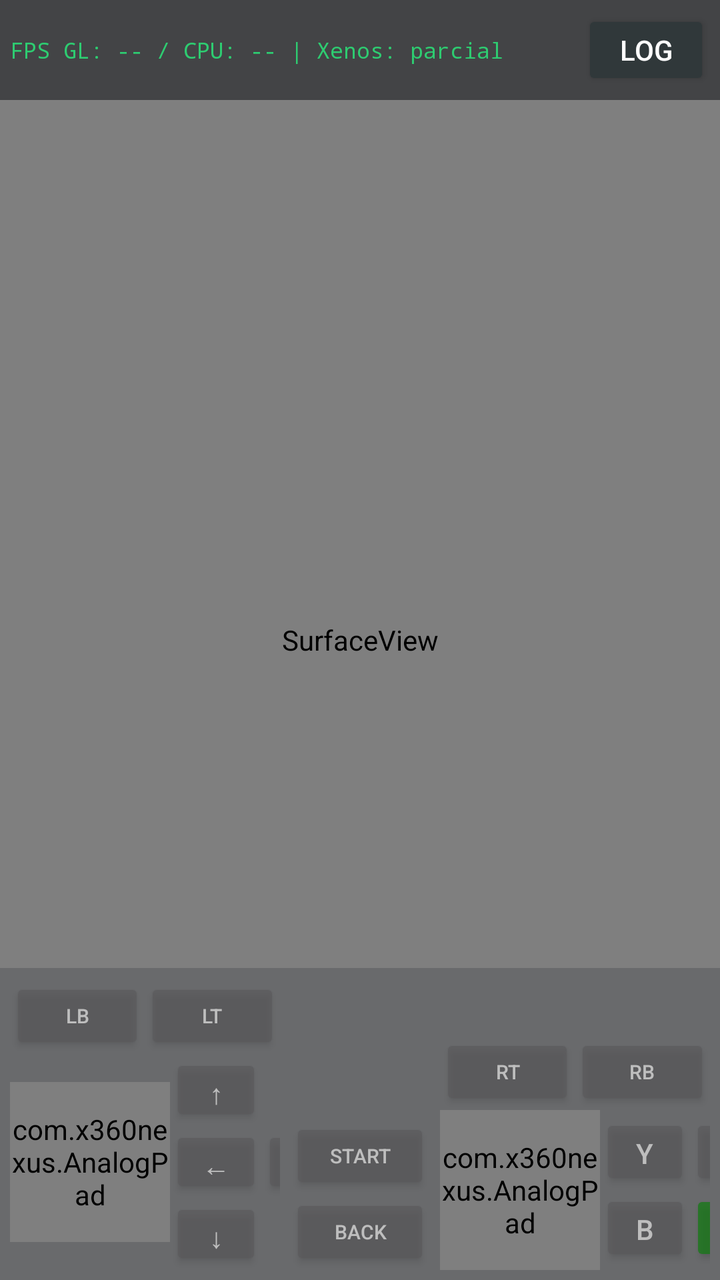
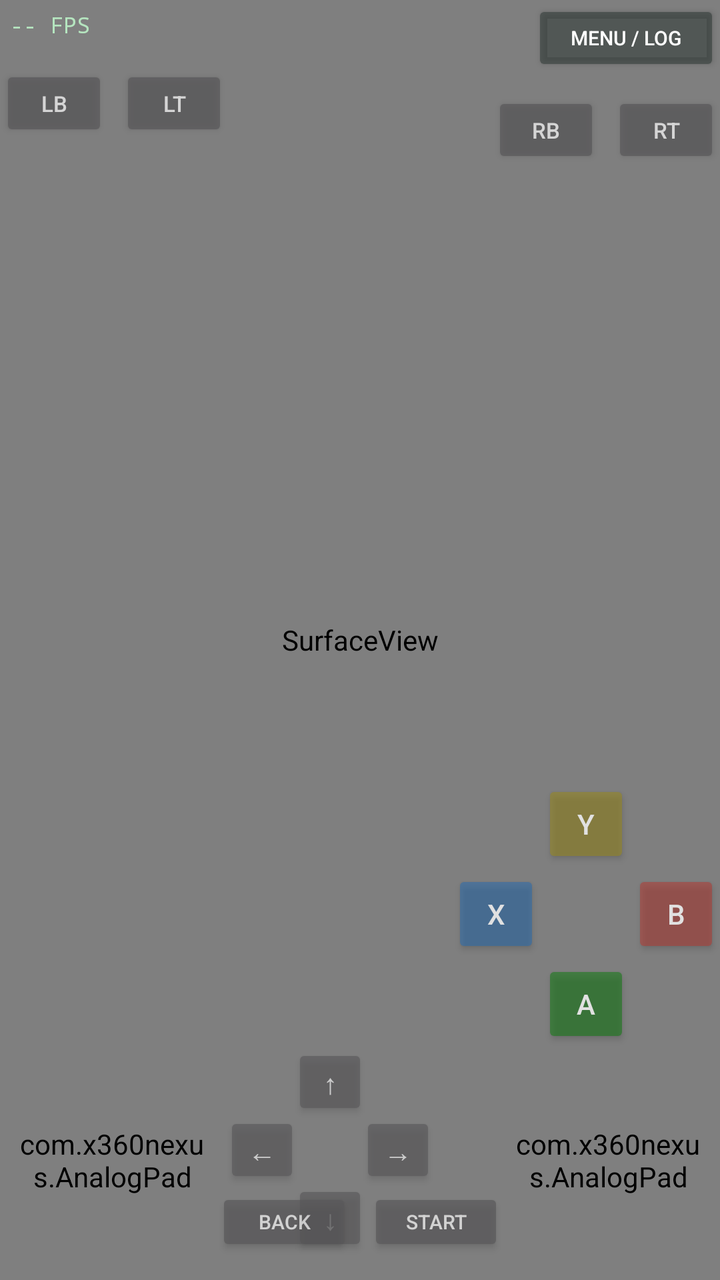

The first picture is an Android layout as it rendered before a commit; the second is the same layout after the commit. The layout source and the unified diff follow.
<!-- AndroidManifest.xml: application theme android:Theme.Material.NoActionBar -->
<!-- res/layout/activity_game.xml -->
<?xml version="1.0" encoding="utf-8"?>
<FrameLayout xmlns:android="http://schemas.android.com/apk/res/android"
    android:id="@+id/gameOverlay" android:layout_width="match_parent" android:layout_height="match_parent"
    android:background="#0D0E12" android:keepScreenOn="true">
    <SurfaceView android:id="@+id/gameSurface" android:layout_width="match_parent" android:layout_height="match_parent" />
    <LinearLayout android:layout_width="match_parent" android:layout_height="wrap_content"
        android:layout_gravity="top" android:orientation="horizontal" android:gravity="center_vertical"
        android:background="#88101215" android:padding="5dp">
        <TextView android:id="@+id/gameFps" android:layout_width="0dp" android:layout_weight="1"
            android:layout_height="wrap_content" android:text="FPS GL: -- / CPU: -- | Xenos: parcial"
            android:fontFamily="monospace" android:textSize="11sp" android:textColor="#2ECC71" />
        <Button android:id="@+id/gameMenu" android:layout_width="64dp" android:layout_height="40dp"
            android:text="LOG" android:textColor="#FFFFFF" android:backgroundTint="#30383A" />
    </LinearLayout>
    <LinearLayout android:layout_width="match_parent" android:layout_height="wrap_content" android:layout_gravity="bottom"
        android:gravity="bottom|center_horizontal" android:orientation="horizontal" android:padding="5dp"
        android:background="#33101820">
        <LinearLayout android:layout_width="0dp" android:layout_weight="1" android:layout_height="wrap_content" android:orientation="vertical">
            <LinearLayout android:layout_width="match_parent" android:layout_height="wrap_content">
                <Button android:id="@+id/gameLB" android:layout_width="0dp" android:layout_weight="1" android:layout_height="38dp" android:text="LB" android:textSize="10sp" android:alpha="0.6" />
                <Button android:id="@+id/gameLT" android:layout_width="0dp" android:layout_weight="1" android:layout_height="38dp" android:text="LT" android:textSize="10sp" android:alpha="0.6" />
            </LinearLayout>
            <LinearLayout android:layout_width="match_parent" android:layout_height="wrap_content" android:gravity="center_vertical">
                <com.x360nexus.AnalogPad android:id="@+id/gameLeftStick" android:layout_width="80dp" android:layout_height="80dp" />
                <LinearLayout android:layout_width="wrap_content" android:layout_height="wrap_content" android:orientation="vertical">
                    <Button android:id="@+id/gameUp" android:layout_width="46dp" android:layout_height="36dp" android:text="↑" android:alpha="0.6" />
                    <LinearLayout android:layout_width="wrap_content" android:layout_height="wrap_content">
                        <Button android:id="@+id/gameLeft" android:layout_width="46dp" android:layout_height="36dp" android:text="←" android:alpha="0.6" />
                        <Button android:id="@+id/gameRight" android:layout_width="46dp" android:layout_height="36dp" android:text="→" android:alpha="0.6" />
                    </LinearLayout>
                    <Button android:id="@+id/gameDown" android:layout_width="46dp" android:layout_height="36dp" android:text="↓" android:alpha="0.6" />
                </LinearLayout>
            </LinearLayout>
        </LinearLayout>
        <LinearLayout android:layout_width="wrap_content" android:layout_height="wrap_content" android:orientation="vertical"
            android:paddingLeft="5dp" android:paddingRight="5dp">
            <Button android:id="@+id/gameStart" android:layout_width="70dp" android:layout_height="38dp" android:text="Start" android:textSize="10sp" android:alpha="0.6" />
            <Button android:id="@+id/gameBack" android:layout_width="70dp" android:layout_height="38dp" android:text="Back" android:textSize="10sp" android:alpha="0.6" />
        </LinearLayout>
        <LinearLayout android:layout_width="0dp" android:layout_weight="1" android:layout_height="wrap_content" android:orientation="vertical">
            <LinearLayout android:layout_width="match_parent" android:layout_height="wrap_content">
                <Button android:id="@+id/gameRT" android:layout_width="0dp" android:layout_weight="1" android:layout_height="38dp" android:text="RT" android:textSize="10sp" android:alpha="0.6" />
                <Button android:id="@+id/gameRB" android:layout_width="0dp" android:layout_weight="1" android:layout_height="38dp" android:text="RB" android:textSize="10sp" android:alpha="0.6" />
            </LinearLayout>
            <LinearLayout android:layout_width="match_parent" android:layout_height="wrap_content" android:gravity="center_vertical">
                <com.x360nexus.AnalogPad android:id="@+id/gameRightStick" android:layout_width="80dp" android:layout_height="80dp" />
                <LinearLayout android:layout_width="wrap_content" android:layout_height="wrap_content" android:orientation="vertical">
                    <LinearLayout android:layout_width="wrap_content" android:layout_height="wrap_content">
                        <Button android:id="@+id/gameY" android:layout_width="45dp" android:layout_height="38dp" android:text="Y" android:alpha="0.6" />
                        <Button android:id="@+id/gameX" android:layout_width="45dp" android:layout_height="38dp" android:text="X" android:alpha="0.6" />
                    </LinearLayout>
                    <LinearLayout android:layout_width="wrap_content" android:layout_height="wrap_content">
                        <Button android:id="@+id/gameB" android:layout_width="45dp" android:layout_height="38dp" android:text="B" android:alpha="0.6" />
                        <Button android:id="@+id/gameA" android:layout_width="45dp" android:layout_height="38dp" android:text="A" android:backgroundTint="#107C10" android:alpha="0.7" />
                    </LinearLayout>
                </LinearLayout>
            </LinearLayout>
        </LinearLayout>
    </LinearLayout>
    <LinearLayout android:id="@+id/gameConsolePanel" android:layout_width="match_parent" android:layout_height="210dp"
        android:layout_gravity="center" android:padding="8dp" android:orientation="vertical" android:visibility="gone" android:background="#EE181A20">
        <LinearLayout android:layout_width="match_parent" android:layout_height="wrap_content" android:orientation="horizontal">
            <Button android:id="@+id/gameCloseLog" android:layout_width="0dp" android:layout_weight="1" android:layout_height="44dp" android:text="FECHAR LOG" android:textSize="11sp" />
            <Button android:id="@+id/gameExit" android:layout_width="0dp" android:layout_weight="1" android:layout_height="44dp" android:text="SAIR DO JOGO" android:textSize="11sp" />
        </LinearLayout>
        <ScrollView android:layout_width="match_parent" android:layout_height="match_parent">
            <TextView android:id="@+id/gameConsole" android:layout_width="match_parent" android:layout_height="wrap_content"
                android:textColor="#BBEFC7" android:textSize="11sp" android:fontFamily="monospace" android:textIsSelectable="true" />
        </ScrollView>
    </LinearLayout>
</FrameLayout>
<!-- resources referenced by this layout -->
<resources>

</resources>

<!-- the commit's change to res/layout/activity_game.xml (unified diff, before → after) -->
@@ -1,71 +1,119 @@
 <?xml version="1.0" encoding="utf-8"?>
 <FrameLayout xmlns:android="http://schemas.android.com/apk/res/android"
+    xmlns:app="http://schemas.android.com/apk/res-auto"
     android:id="@+id/gameOverlay" android:layout_width="match_parent" android:layout_height="match_parent"
     android:background="#0D0E12" android:keepScreenOn="true">
-    <SurfaceView android:id="@+id/gameSurface" android:layout_width="match_parent" android:layout_height="match_parent" />
-    <LinearLayout android:layout_width="match_parent" android:layout_height="wrap_content"
-        android:layout_gravity="top" android:orientation="horizontal" android:gravity="center_vertical"
-        android:background="#88101215" android:padding="5dp">
-        <TextView android:id="@+id/gameFps" android:layout_width="0dp" android:layout_weight="1"
-            android:layout_height="wrap_content" android:text="FPS GL: -- / CPU: -- | Xenos: parcial"
-            android:fontFamily="monospace" android:textSize="11sp" android:textColor="#2ECC71" />
-        <Button android:id="@+id/gameMenu" android:layout_width="64dp" android:layout_height="40dp"
-            android:text="LOG" android:textColor="#FFFFFF" android:backgroundTint="#30383A" />
-    </LinearLayout>
-    <LinearLayout android:layout_width="match_parent" android:layout_height="wrap_content" android:layout_gravity="bottom"
-        android:gravity="bottom|center_horizontal" android:orientation="horizontal" android:padding="5dp"
-        android:background="#33101820">
-        <LinearLayout android:layout_width="0dp" android:layout_weight="1" android:layout_height="wrap_content" android:orientation="vertical">
-            <LinearLayout android:layout_width="match_parent" android:layout_height="wrap_content">
-                <Button android:id="@+id/gameLB" android:layout_width="0dp" android:layout_weight="1" android:layout_height="38dp" android:text="LB" android:textSize="10sp" android:alpha="0.6" />
-                <Button android:id="@+id/gameLT" android:layout_width="0dp" android:layout_weight="1" android:layout_height="38dp" android:text="LT" android:textSize="10sp" android:alpha="0.6" />
-            </LinearLayout>
-            <LinearLayout android:layout_width="match_parent" android:layout_height="wrap_content" android:gravity="center_vertical">
-                <com.x360nexus.AnalogPad android:id="@+id/gameLeftStick" android:layout_width="80dp" android:layout_height="80dp" />
-                <LinearLayout android:layout_width="wrap_content" android:layout_height="wrap_content" android:orientation="vertical">
-                    <Button android:id="@+id/gameUp" android:layout_width="46dp" android:layout_height="36dp" android:text="↑" android:alpha="0.6" />
-                    <LinearLayout android:layout_width="wrap_content" android:layout_height="wrap_content">
-                        <Button android:id="@+id/gameLeft" android:layout_width="46dp" android:layout_height="36dp" android:text="←" android:alpha="0.6" />
-                        <Button android:id="@+id/gameRight" android:layout_width="46dp" android:layout_height="36dp" android:text="→" android:alpha="0.6" />
-                    </LinearLayout>
-                    <Button android:id="@+id/gameDown" android:layout_width="46dp" android:layout_height="36dp" android:text="↓" android:alpha="0.6" />
-                </LinearLayout>
-            </LinearLayout>
-        </LinearLayout>
-        <LinearLayout android:layout_width="wrap_content" android:layout_height="wrap_content" android:orientation="vertical"
-            android:paddingLeft="5dp" android:paddingRight="5dp">
-            <Button android:id="@+id/gameStart" android:layout_width="70dp" android:layout_height="38dp" android:text="Start" android:textSize="10sp" android:alpha="0.6" />
-            <Button android:id="@+id/gameBack" android:layout_width="70dp" android:layout_height="38dp" android:text="Back" android:textSize="10sp" android:alpha="0.6" />
-        </LinearLayout>
-        <LinearLayout android:layout_width="0dp" android:layout_weight="1" android:layout_height="wrap_content" android:orientation="vertical">
-            <LinearLayout android:layout_width="match_parent" android:layout_height="wrap_content">
-                <Button android:id="@+id/gameRT" android:layout_width="0dp" android:layout_weight="1" android:layout_height="38dp" android:text="RT" android:textSize="10sp" android:alpha="0.6" />
-                <Button android:id="@+id/gameRB" android:layout_width="0dp" android:layout_weight="1" android:layout_height="38dp" android:text="RB" android:textSize="10sp" android:alpha="0.6" />
-            </LinearLayout>
-            <LinearLayout android:layout_width="match_parent" android:layout_height="wrap_content" android:gravity="center_vertical">
-                <com.x360nexus.AnalogPad android:id="@+id/gameRightStick" android:layout_width="80dp" android:layout_height="80dp" />
-                <LinearLayout android:layout_width="wrap_content" android:layout_height="wrap_content" android:orientation="vertical">
-                    <LinearLayout android:layout_width="wrap_content" android:layout_height="wrap_content">
-                        <Button android:id="@+id/gameY" android:layout_width="45dp" android:layout_height="38dp" android:text="Y" android:alpha="0.6" />
-                        <Button android:id="@+id/gameX" android:layout_width="45dp" android:layout_height="38dp" android:text="X" android:alpha="0.6" />
-                    </LinearLayout>
-                    <LinearLayout android:layout_width="wrap_content" android:layout_height="wrap_content">
-                        <Button android:id="@+id/gameB" android:layout_width="45dp" android:layout_height="38dp" android:text="B" android:alpha="0.6" />
-                        <Button android:id="@+id/gameA" android:layout_width="45dp" android:layout_height="38dp" android:text="A" android:backgroundTint="#107C10" android:alpha="0.7" />
-                    </LinearLayout>
-                </LinearLayout>
-            </LinearLayout>
-        </LinearLayout>
-    </LinearLayout>
-    <LinearLayout android:id="@+id/gameConsolePanel" android:layout_width="match_parent" android:layout_height="210dp"
-        android:layout_gravity="center" android:padding="8dp" android:orientation="vertical" android:visibility="gone" android:background="#EE181A20">
-        <LinearLayout android:layout_width="match_parent" android:layout_height="wrap_content" android:orientation="horizontal">
-            <Button android:id="@+id/gameCloseLog" android:layout_width="0dp" android:layout_weight="1" android:layout_height="44dp" android:text="FECHAR LOG" android:textSize="11sp" />
-            <Button android:id="@+id/gameExit" android:layout_width="0dp" android:layout_weight="1" android:layout_height="44dp" android:text="SAIR DO JOGO" android:textSize="11sp" />
+    <SurfaceView android:id="@+id/gameSurface" android:layout_width="match_parent"
+        android:layout_height="match_parent" />
+    <androidx.constraintlayout.widget.ConstraintLayout
+        android:id="@+id/gameControls" android:layout_width="match_parent"
+        android:layout_height="match_parent" android:clipChildren="false">
+        <TextView android:id="@+id/gameFps" android:layout_width="wrap_content"
+            android:layout_height="wrap_content" android:text="-- FPS"
+            android:textSize="11sp" android:fontFamily="monospace"
+            android:textColor="#B5E5BF" android:padding="5dp"
+            app:layout_constraintStart_toStartOf="parent" app:layout_constraintTop_toTopOf="parent" />
+        <Button android:id="@+id/gameMenu" android:layout_width="94dp" android:layout_height="38dp"
+            android:text="MENU / LOG" android:textSize="10sp" android:textColor="#FFFFFF"
+            android:backgroundTint="#99323C39" android:minHeight="0dp" android:minWidth="0dp"
+            app:layout_constraintTop_toTopOf="parent" app:layout_constraintEnd_toEndOf="parent" />
+        <Button android:id="@+id/gameLB" android:layout_width="54dp" android:layout_height="38dp"
+            android:text="LB" android:textSize="11sp" android:alpha="0.72" android:minHeight="0dp"
+            app:layout_constraintStart_toStartOf="parent" app:layout_constraintTop_toBottomOf="@id/gameFps"
+            android:layout_marginTop="8dp" />
+        <Button android:id="@+id/gameLT" android:layout_width="54dp" android:layout_height="38dp"
+            android:text="LT" android:textSize="11sp" android:alpha="0.72" android:minHeight="0dp"
+            android:layout_marginStart="6dp" app:layout_constraintStart_toEndOf="@id/gameLB"
+            app:layout_constraintTop_toTopOf="@id/gameLB" />
+        <Button android:id="@+id/gameRT" android:layout_width="54dp" android:layout_height="38dp"
+            android:text="RT" android:textSize="11sp" android:alpha="0.72" android:minHeight="0dp"
+            app:layout_constraintEnd_toEndOf="parent" app:layout_constraintTop_toBottomOf="@id/gameMenu"
+            android:layout_marginTop="8dp" />
+        <Button android:id="@+id/gameRB" android:layout_width="54dp" android:layout_height="38dp"
+            android:text="RB" android:textSize="11sp" android:alpha="0.72" android:minHeight="0dp"
+            android:layout_marginEnd="6dp" app:layout_constraintEnd_toStartOf="@id/gameRT"
+            app:layout_constraintTop_toTopOf="@id/gameRT" />
+        <com.x360nexus.AnalogPad android:id="@+id/gameLeftStick"
+            android:layout_width="96dp" android:layout_height="96dp"
+            android:layout_marginStart="8dp" android:layout_marginBottom="12dp"
+            app:layout_constraintStart_toStartOf="parent" app:layout_constraintBottom_toBottomOf="parent" />
+        <androidx.constraintlayout.widget.ConstraintLayout
+            android:id="@+id/gameDpad" android:layout_width="106dp" android:layout_height="106dp"
+            android:layout_marginStart="8dp" app:layout_constraintStart_toEndOf="@id/gameLeftStick"
+            app:layout_constraintBottom_toBottomOf="@id/gameLeftStick">
+            <Button android:id="@+id/gameUp" android:layout_width="38dp" android:layout_height="38dp"
+                android:text="↑" android:alpha="0.65" android:minWidth="0dp" android:minHeight="0dp"
+                app:layout_constraintTop_toTopOf="parent" app:layout_constraintStart_toStartOf="parent"
+                app:layout_constraintEnd_toEndOf="parent" />
+            <Button android:id="@+id/gameLeft" android:layout_width="38dp" android:layout_height="38dp"
+                android:text="←" android:alpha="0.65" android:minWidth="0dp" android:minHeight="0dp"
+                app:layout_constraintStart_toStartOf="parent" app:layout_constraintTop_toTopOf="parent"
+                app:layout_constraintBottom_toBottomOf="parent" />
+            <Button android:id="@+id/gameRight" android:layout_width="38dp" android:layout_height="38dp"
+                android:text="→" android:alpha="0.65" android:minWidth="0dp" android:minHeight="0dp"
+                app:layout_constraintEnd_toEndOf="parent" app:layout_constraintTop_toTopOf="parent"
+                app:layout_constraintBottom_toBottomOf="parent" />
+            <Button android:id="@+id/gameDown" android:layout_width="38dp" android:layout_height="38dp"
+                android:text="↓" android:alpha="0.65" android:minWidth="0dp" android:minHeight="0dp"
+                app:layout_constraintBottom_toBottomOf="parent" app:layout_constraintStart_toStartOf="parent"
+                app:layout_constraintEnd_toEndOf="parent" />
+        </androidx.constraintlayout.widget.ConstraintLayout>
+        <com.x360nexus.AnalogPad android:id="@+id/gameRightStick"
+            android:layout_width="96dp" android:layout_height="96dp"
+            android:layout_marginEnd="8dp" android:layout_marginBottom="12dp"
+            app:layout_constraintEnd_toEndOf="parent" app:layout_constraintBottom_toBottomOf="parent" />
+        <androidx.constraintlayout.widget.ConstraintLayout
+            android:id="@+id/gameFaceCluster" android:layout_width="134dp" android:layout_height="134dp"
+            android:layout_marginBottom="8dp" app:layout_constraintBottom_toTopOf="@id/gameRightStick"
+            app:layout_constraintEnd_toEndOf="parent">
+            <Button android:id="@+id/gameY" android:layout_width="44dp" android:layout_height="44dp"
+                android:text="Y" android:textColor="#FFFFFF" android:backgroundTint="#AA9B8A1A"
+                android:minWidth="0dp" android:minHeight="0dp" android:alpha="0.80"
+                app:layout_constraintTop_toTopOf="parent" app:layout_constraintStart_toStartOf="parent"
+                app:layout_constraintEnd_toEndOf="parent" />
+            <Button android:id="@+id/gameX" android:layout_width="44dp" android:layout_height="44dp"
+                android:text="X" android:textColor="#FFFFFF" android:backgroundTint="#AA276CB2"
+                android:minWidth="0dp" android:minHeight="0dp" android:alpha="0.80"
+                app:layout_constraintStart_toStartOf="parent" app:layout_constraintTop_toTopOf="parent"
+                app:layout_constraintBottom_toBottomOf="parent" />
+            <Button android:id="@+id/gameB" android:layout_width="44dp" android:layout_height="44dp"
+                android:text="B" android:textColor="#FFFFFF" android:backgroundTint="#AAB53A32"
+                android:minWidth="0dp" android:minHeight="0dp" android:alpha="0.80"
+                app:layout_constraintEnd_toEndOf="parent" app:layout_constraintTop_toTopOf="parent"
+                app:layout_constraintBottom_toBottomOf="parent" />
+            <Button android:id="@+id/gameA" android:layout_width="44dp" android:layout_height="44dp"
+                android:text="A" android:textColor="#FFFFFF" android:backgroundTint="#AA107C10"
+                android:minWidth="0dp" android:minHeight="0dp" android:alpha="0.80"
+                app:layout_constraintBottom_toBottomOf="parent" app:layout_constraintStart_toStartOf="parent"
+                app:layout_constraintEnd_toEndOf="parent" />
+        </androidx.constraintlayout.widget.ConstraintLayout>
+        <Button android:id="@+id/gameBack" android:layout_width="68dp" android:layout_height="34dp"
+            android:text="BACK" android:textSize="10sp" android:alpha="0.70" android:minHeight="0dp"
+            android:layout_marginEnd="8dp" android:layout_marginBottom="12dp"
+            app:layout_constraintHorizontal_chainStyle="packed"
+            app:layout_constraintStart_toStartOf="parent" app:layout_constraintEnd_toStartOf="@id/gameStart"
+            app:layout_constraintBottom_toBottomOf="parent" />
+        <Button android:id="@+id/gameStart" android:layout_width="68dp" android:layout_height="34dp"
+            android:text="START" android:textSize="10sp" android:alpha="0.70" android:minHeight="0dp"
+            android:layout_marginBottom="12dp"
+            app:layout_constraintStart_toEndOf="@id/gameBack" app:layout_constraintEnd_toEndOf="parent"
+            app:layout_constraintBottom_toBottomOf="parent" />
+    </androidx.constraintlayout.widget.ConstraintLayout>
+    <LinearLayout android:id="@+id/gameConsolePanel" android:layout_width="match_parent"
+        android:layout_height="220dp" android:layout_gravity="center"
+        android:orientation="vertical" android:padding="12dp" android:visibility="gone"
+        android:background="#EE181A20">
+        <LinearLayout android:layout_width="match_parent" android:layout_height="wrap_content"
+            android:orientation="horizontal">
+            <Button android:id="@+id/gameCloseLog" android:layout_width="0dp" android:layout_weight="1"
+                android:layout_height="42dp" android:text="FECHAR LOG" android:textSize="11sp" />
+            <Button android:id="@+id/gameExit" android:layout_width="0dp" android:layout_weight="1"
+                android:layout_height="42dp" android:text="SAIR DO JOGO" android:textSize="11sp" />
         </LinearLayout>
         <ScrollView android:layout_width="match_parent" android:layout_height="match_parent">
-            <TextView android:id="@+id/gameConsole" android:layout_width="match_parent" android:layout_height="wrap_content"
-                android:textColor="#BBEFC7" android:textSize="11sp" android:fontFamily="monospace" android:textIsSelectable="true" />
+            <TextView android:id="@+id/gameConsole" android:layout_width="match_parent"
+                android:layout_height="wrap_content" android:textColor="#BBEFC7"
+                android:textSize="11sp" android:fontFamily="monospace" android:textIsSelectable="true" />
         </ScrollView>
     </LinearLayout>
 </FrameLayout>
